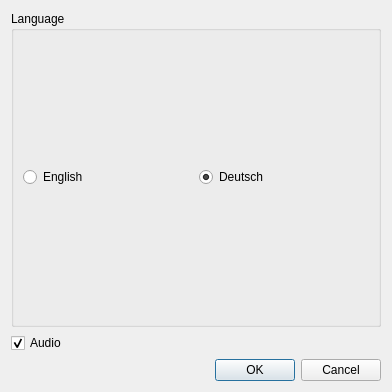
First picture: the form in chesster/gui/res/options.ui, repository AKJ7/chesster, before the edit.
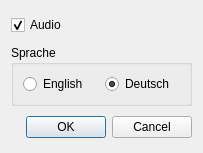
Second picture: the form after the edit.

Commit message: GUI improvements, added icons to promotion dialog

Patch:
```diff
--- a/chesster/gui/res/options.ui
+++ b/chesster/gui/res/options.ui
@@ -6,24 +6,34 @@
    <rect>
     <x>0</x>
     <y>0</y>
-    <width>392</width>
-    <height>392</height>
+    <width>203</width>
+    <height>153</height>
    </rect>
   </property>
   <property name="windowTitle">
    <string>Dialog</string>
   </property>
   <layout class="QVBoxLayout" name="verticalLayout">
+   <item>
+    <widget class="QCheckBox" name="audioCheckBox">
+     <property name="text">
+      <string>Audio</string>
+     </property>
+     <property name="checked">
+      <bool>true</bool>
+     </property>
+    </widget>
+   </item>
    <item>
     <widget class="QGroupBox" name="languageBox">
      <property name="sizePolicy">
-      <sizepolicy hsizetype="Preferred" vsizetype="Preferred">
+      <sizepolicy hsizetype="Preferred" vsizetype="Fixed">
        <horstretch>0</horstretch>
        <verstretch>0</verstretch>
       </sizepolicy>
      </property>
      <property name="title">
-      <string>Language</string>
+      <string>Sprache</string>
      </property>
      <layout class="QHBoxLayout" name="horizontalLayout">
       <item>
@@ -46,16 +56,6 @@
      </layout>
     </widget>
    </item>
-   <item>
-    <widget class="QCheckBox" name="audioCheckBox">
-     <property name="text">
-      <string>Audio</string>
-     </property>
-     <property name="checked">
-      <bool>true</bool>
-     </property>
-    </widget>
-   </item>
    <item>
     <widget class="QDialogButtonBox" name="buttonBox">
      <property name="standardButtons">
```
Left out of the diff: 2 changed lines with no effect on the pictures. The commit also changes 5 other files.
